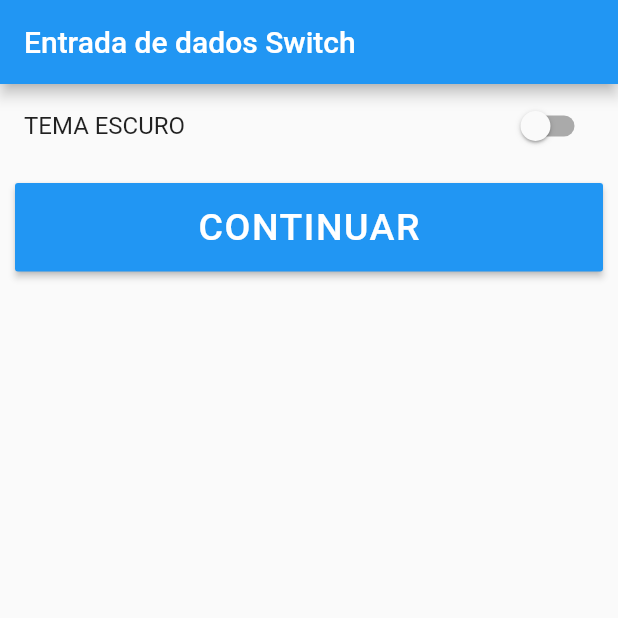
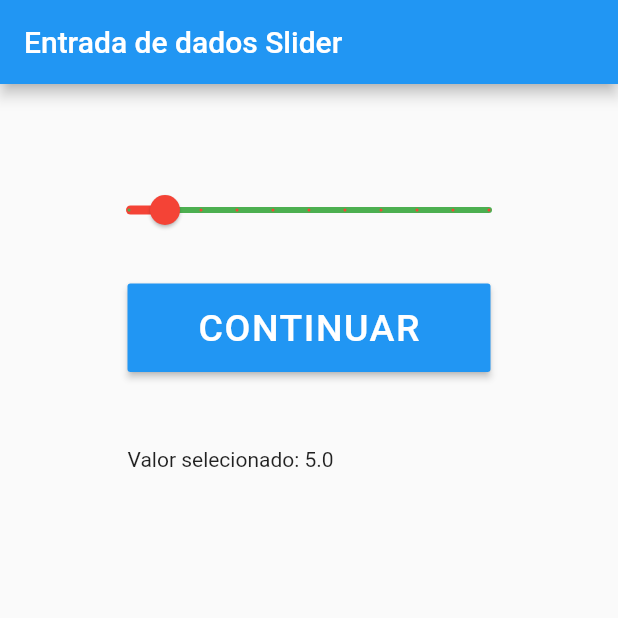
Before and after one commit to andermelo/udemy-desenvolvimento-android-ios-flutter, a Flutter app: the screen it shows after launch, on a phone screen of 412 x 824 dp, the top half of it. Run offline on Flutter 3.47's test engine with Material 2 defaults, Android fonts, the phone set to English and light mode, and no system bars.

Commit message:
Entrada de dados com Sliders

```diff
--- /dev/null
+++ b/entrada_dados/lib/EntradaSlider.dart
@@ -0,0 +1,69 @@
+import 'package:flutter/material.dart';
+
+class EntradaSlider extends StatefulWidget {
+  @override
+  _EntradaSliderState createState() => _EntradaSliderState();
+}
+
+class _EntradaSliderState extends State<EntradaSlider> {
+
+  double valor = 5.0;
+
+  @override
+  Widget build(BuildContext context) {
+    return Scaffold(
+      appBar: AppBar(
+        title: Text("Entrada de dados Slider"),
+      ),
+      body: Container(
+        padding: EdgeInsets.all(60),
+        child: Column(
+          crossAxisAlignment: CrossAxisAlignment.stretch,
+          children: <Widget>[
+
+            Slider(
+              value: valor,
+              min: 0,
+              max: 100,
+              label: "Valor " + valor.toString(),
+              divisions: 10,
+              activeColor: Colors.red,
+              inactiveColor: Colors.green,
+              onChanged: (double novoValor){
+                setState(() {
+                  valor = novoValor;
+                });
+                print("Valor selecionado: " + novoValor.toString());
+              },
+            ),
+
+            Padding(
+              padding: EdgeInsets.all(25),
+              child: RaisedButton(
+                color: Colors.blue,
+                padding: EdgeInsets.all(15),
+                child: Text(
+                  "Continuar".toUpperCase(),
+                  style: TextStyle(
+                    color: Colors.white,
+                    fontSize: 25,
+                    letterSpacing: 1
+                  ),
+                ),
+                onPressed: (){
+                  print("Valor selecionado: " + valor.toString());
+                },
+              ),
+            ),
+
+            Padding(
+              padding: EdgeInsets.all(25),
+              child: Text("Valor selecionado: " + valor.toString()),
+            ),
+
+          ],
+        ),
+      ),
+    );
+  }
+}
--- a/entrada_dados/lib/main.dart
+++ b/entrada_dados/lib/main.dart
@@ -1,7 +1,8 @@
 // import 'package:entrada_dados/CampoTexto.dart';
 // import 'package:entrada_dados/EntradaCheckbox.dart';
 // import 'package:entrada_dados/EntradaRadioButton.dart';
-import 'package:entrada_dados/EntradaSwitch.dart';
+import 'package:entrada_dados/EntradaSlider.dart';
+// import 'package:entrada_dados/EntradaSwitch.dart';
 import 'package:flutter/material.dart';
 
 
@@ -12,7 +13,8 @@ void main(){
       //home: CampoTexto(),
       // home: EntradaCheckbox(),
       // home: EntradaRadioButton(),
-      home: EntradaSwitch(),
+      // home: EntradaSwitch(),
+      home: EntradaSlider(),
     )
   );
 }
```
